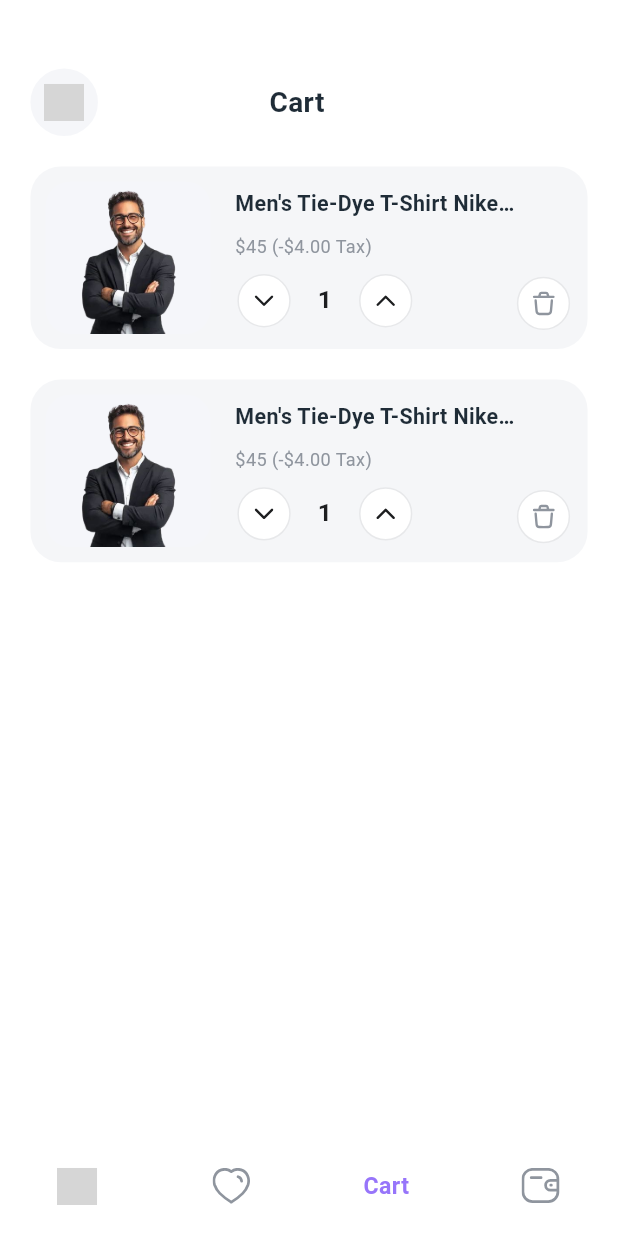
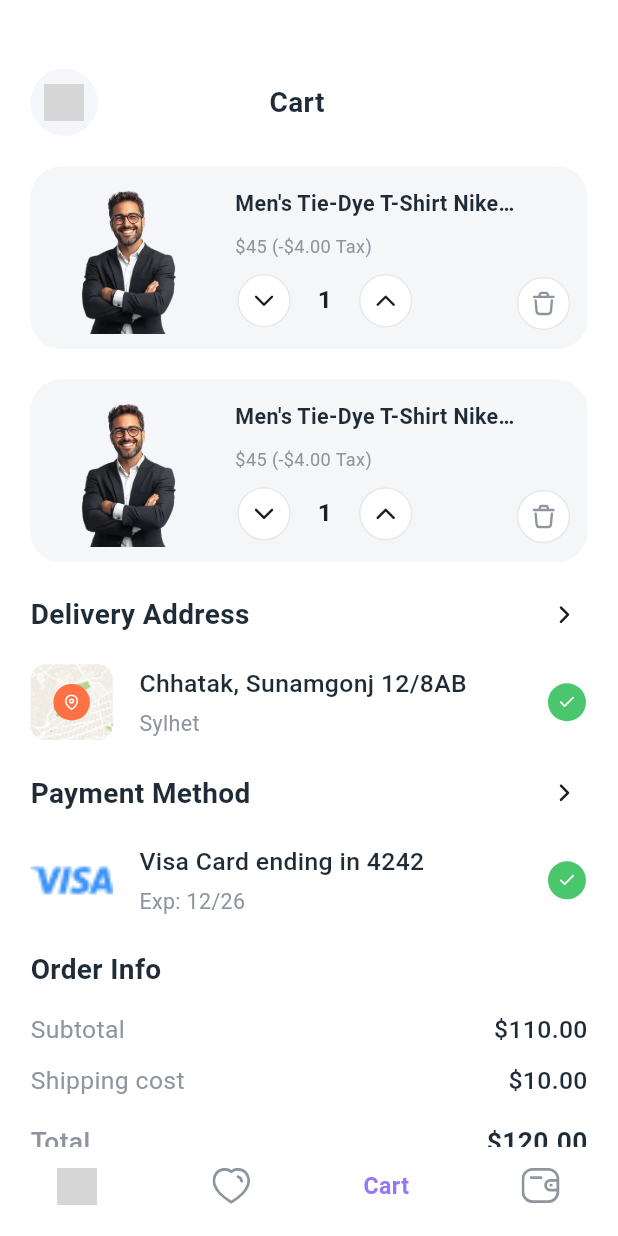
Before and after one commit to omar-alhallaq1/laza_ecommerce_app, a Flutter app: the MainScreen screen opened by its route, item 3 of the bottom bar chosen, on a phone screen of 412 x 824 dp. Run offline on Flutter 3.47's test engine with Material 3 defaults, Android fonts, the light colour scheme and no system bars; our stand-ins replace cached_network_image, flutter_rating_bar, flutter_screenutil, flutter_svg, gap, go_router and 4 more; grey boxes are pictures that could not be loaded.

Commit message:
Refactor Cart Screen: Replace CartItemCard with Custom Widgets
- Removed CartItemCard and replaced it with CustomCartItemCard.
- Introduced CustomDeliveryAddressCard and CustomOrderInfoSection for better modularity.
- Updated asset references in app_assets.dart for new icons.
- Added new icons: arrowright.svg, checksvg.svg, locationsvg.svg.
- Enhanced OrderInfoSection to display order details.
- Improved layout and styling for better user experience.

```diff
--- a/lib/core/features/cart_screen/cart_screen.dart
+++ b/lib/core/features/cart_screen/cart_screen.dart
@@ -2,10 +2,14 @@ import 'package:flutter/material.dart';
 import 'package:flutter_screenutil/flutter_screenutil.dart';
 import 'package:flutter_svg/svg.dart';
 import 'package:gap/gap.dart';
-import 'package:laza_ecommerce_app/core/features/cart_screen/widgets/cart_item_card.dart';
+import 'package:laza_ecommerce_app/core/features/cart_screen/widgets/custom_cart_item_card.dart';
+import 'package:laza_ecommerce_app/core/features/cart_screen/widgets/custom_delivery_address_card.dart';
+import 'package:laza_ecommerce_app/core/features/cart_screen/widgets/custom_order_info_section.dart';
 import 'package:laza_ecommerce_app/core/styling/app_assets.dart';
+import 'package:laza_ecommerce_app/core/styling/app_colors.dart';
 import 'package:laza_ecommerce_app/core/styling/app_styles.dart';
 import 'package:laza_ecommerce_app/core/wedgets/custom_back_button_widget.dart';
+import 'package:laza_ecommerce_app/core/wedgets/primary_button_wedgit.dart';
 
 class CartScreen extends StatefulWidget {
   const CartScreen({super.key});
@@ -66,8 +70,43 @@ class _CartScreenState extends State<CartScreen> {
                     onDecrement: () {},
                     onDelete: () {},
                   ),
+                  Gap(20.h),
+                  InfoCardWidget(
+                    sectionTitle: "Delivery Address",
+                    title: "Chhatak, Sunamgonj 12/8AB",
+                    subtitle: "Sylhet",
+                    imageUrl: AppAssets.mapimage,
+                    showPinIcon: true,
+                    onTap: () {},
+                  ),
+                  Gap(20.h),
+                  InfoCardWidget(
+                    sectionTitle: "Payment Method",
+                    title: "Visa Card ending in 4242",
+                    subtitle: "Exp: 12/26",
+                    imageUrl: AppAssets.vicaimage,
+                    showPinIcon: false,
+
+                    onTap: () {},
+                  ),
+                  Gap(20.h),
+
+                  OrderInfoSection(subtotal: 110.0, shippingCost: 10.0),
                 ],
               ),
+            ),
+            Gap(24.h),
+            PrimaryButtonwidget(
+              width: double.infinity,
+              height: 75.h,
+              borderradius: 0.r,
+              fontsize: 20.sp,
+              buttontext: "Checkout",
+              buttoncolor: AppColors.primarycolor,
+              textColor: AppColors.whitecolor,
+              onpress: () {
+                //   GoRouter.of(context).pushNamed(AppRoutes.mainscreen);
+              },
             ),
           ],
         ),
--- /dev/null
+++ b/lib/core/features/cart_screen/widgets/custom_delivery_address_card.dart
@@ -0,0 +1,155 @@
+import 'package:flutter/material.dart';
+import 'package:flutter_screenutil/flutter_screenutil.dart';
+import 'package:flutter_svg/flutter_svg.dart';
+import 'package:gap/gap.dart';
+import 'package:laza_ecommerce_app/core/styling/app_assets.dart';
+import 'package:laza_ecommerce_app/core/styling/app_colors.dart';
+import 'package:laza_ecommerce_app/core/styling/app_styles.dart';
+
+class InfoCardWidget extends StatelessWidget {
+  final String sectionTitle;
+  final String title;
+  final String subtitle;
+  final String imageUrl;
+  final bool showPinIcon;
+  final bool isSelected;
+  final VoidCallback? onTap;
+
+  const InfoCardWidget({
+    super.key,
+    required this.sectionTitle,
+    required this.title,
+    required this.subtitle,
+    required this.imageUrl,
+    this.showPinIcon = false, // القيمة الافتراضية false عشان لو فيزا ما تظهرش
+    this.isSelected = true,
+    this.onTap,
+  });
+
+  @override
+  Widget build(BuildContext context) {
+    return Column(
+      crossAxisAlignment: CrossAxisAlignment.start,
+      children: [
+        Row(
+          children: [
+            Text(
+              sectionTitle,
+              style: AppStyles.black28boldstyle.copyWith(fontSize: 17.sp),
+            ),
+            const Spacer(),
+            Material(
+              color: Colors.transparent,
+              child: InkWell(
+                onTap: onTap,
+                borderRadius: BorderRadius.circular(20.r),
+                child: Padding(
+                  padding: EdgeInsets.all(6.w),
+                  child: SvgPicture.asset(
+                    AppAssets.arrowright,
+                    width: 16.w,
+                    height: 16.h,
+                  ),
+                ),
+              ),
+            ),
+          ],
+        ),
+
+        Gap(18.h),
+
+        // 2. كرت التفاصيل السفلي
+        Row(
+          children: [
+            Container(
+              width: 50.w,
+              height: 50.h,
+              decoration: BoxDecoration(
+                borderRadius: BorderRadius.circular(10.r),
+                image: DecorationImage(
+                  image: AssetImage(imageUrl), // عرض صورة الخريطة أو الفيزا
+                  fit: BoxFit.cover,
+                ),
+              ),
+              // الفحص: إذا showPinIcon بـ true، اعرض الدائرة البرتقالية، وإذا false حط كونتينر فارغ بحجم صفر
+              child: showPinIcon
+                  ? Center(
+                      child: Container(
+                        width: 24.w,
+                        height: 24.h,
+                        decoration: const BoxDecoration(
+                          shape: BoxShape.circle,
+                          color: AppColors.orangecolor,
+                        ),
+                        child: Center(
+                          child: SvgPicture.asset(
+                            AppAssets.locationsvg,
+                            width: 12.w,
+                            height: 12.h,
+                            colorFilter: const ColorFilter.mode(
+                              Colors.white,
+                              BlendMode.srcIn,
+                            ),
+                          ),
+                        ),
+                      ),
+                    )
+                  : const SizedBox.shrink(),
+            ),
+
+            Gap(16.w),
+
+            // تفاصيل النصوص
+            Expanded(
+              child: Column(
+                crossAxisAlignment: CrossAxisAlignment.start,
+                children: [
+                  Text(
+                    title,
+                    maxLines: 1,
+                    overflow: TextOverflow.ellipsis,
+                    style: AppStyles.black28boldstyle.copyWith(
+                      fontSize: 15.sp,
+                      fontWeight: FontWeight.w500,
+                    ),
+                  ),
+                  Gap(4.h),
+                  Text(
+                    subtitle,
+                    maxLines: 1,
+                    overflow: TextOverflow.ellipsis,
+                    style: AppStyles.gry13meduemstyle.copyWith(fontSize: 13.sp),
+                  ),
+                ],
+              ),
+            ),
+
+            Gap(12.w),
+
+            // 3. علامة الصح في حال كان الكرت مختاراً
+            if (isSelected)
+              Container(
+                width: 25.w,
+                height: 25.h,
+                decoration: const BoxDecoration(
+                  color: AppColors.green,
+                  shape: BoxShape.circle,
+                ),
+                child: Center(
+                  child: SvgPicture.asset(
+                    AppAssets.checksvg,
+                    width: 12.w,
+                    height: 12.h,
+                    colorFilter: const ColorFilter.mode(
+                      Colors.white,
+                      BlendMode.srcIn,
+                    ),
+                  ),
+                ),
+              ),
+          ],
+        ),
+      ],
+    );
+  }
+}
--- /dev/null
+++ b/lib/core/features/cart_screen/widgets/custom_order_info_row.dart
@@ -0,0 +1,39 @@
+import 'package:flutter/material.dart';
+import 'package:flutter_screenutil/flutter_screenutil.dart';
+import 'package:laza_ecommerce_app/core/styling/app_styles.dart';
+
+class OrderInfoRow extends StatelessWidget {
+  final String label;
+  final String value;
+  final bool isTotal;
+
+  const OrderInfoRow({
+    super.key,
+    required this.label,
+    required this.value,
+    this.isTotal = false,
+  });
+
+  @override
+  Widget build(BuildContext context) {
+    return Row(
+      mainAxisAlignment: MainAxisAlignment.spaceBetween,
+      children: [
+        Text(
+          label,
+          style: AppStyles.gry13meduemstyle.copyWith(
+            fontSize: isTotal ? 16.sp : 15.sp,
+            fontWeight: isTotal ? FontWeight.w500 : FontWeight.w400,
+          ),
+        ),
+        Text(
+          value,
+          style: AppStyles.black28boldstyle.copyWith(
+            fontSize: isTotal ? 16.sp : 15.sp,
+            fontWeight: isTotal ? FontWeight.w600 : FontWeight.w500,
+          ),
+        ),
+      ],
+    );
+  }
+}
--- /dev/null
+++ b/lib/core/features/cart_screen/widgets/custom_order_info_section.dart
@@ -0,0 +1,55 @@
+import 'package:flutter/material.dart';
+import 'package:flutter_screenutil/flutter_screenutil.dart';
+import 'package:gap/gap.dart';
+import 'package:laza_ecommerce_app/core/features/cart_screen/widgets/custom_order_info_row.dart';
+import 'package:laza_ecommerce_app/core/styling/app_styles.dart';
+
+class OrderInfoSection extends StatelessWidget {
+  final double subtotal;
+  final double shippingCost;
+
+  const OrderInfoSection({
+    super.key,
+    required this.subtotal,
+    required this.shippingCost,
+  });
+
+  @override
+  Widget build(BuildContext context) {
+    final total = subtotal + shippingCost;
+
+    return Column(
+      crossAxisAlignment: CrossAxisAlignment.start,
+      children: [
+        Text(
+          'Order Info',
+          style: AppStyles.black28boldstyle.copyWith(
+            fontSize: 17.sp,
+            fontWeight: FontWeight.w600,
+          ),
+        ),
+        Gap(15.h),
+
+        OrderInfoRow(
+          label: 'Subtotal',
+          value: '\$${subtotal.toStringAsFixed(2)}',
+        ),
+
+        Gap(10.h),
+
+        OrderInfoRow(
+          label: 'Shipping cost',
+          value: '\$${shippingCost.toStringAsFixed(2)}',
+        ),
+
+        Gap(15.h),
+
+        OrderInfoRow(
+          label: 'Total',
+          value: '\$${total.toStringAsFixed(2)}',
+          isTotal: true,
+        ),
+      ],
+    );
+  }
+}
--- a/lib/core/styling/app_assets.dart
+++ b/lib/core/styling/app_assets.dart
@@ -27,4 +27,23 @@ class AppAssets {
   static const String delete = "${iconpath}delete.svg";
   static const String arrowup = "${iconpath}arrowup.svg";
   static const String arrowdown = "${iconpath}arrowdown.svg";
+  static const String arrowright = "${iconpath}arrowright.svg";
+  static const String locationsvg = "${iconpath}locationsvg.svg";
+  static const String mapimage = "${imagepath}mapimage.png";
+  static const String checksvg = "${iconpath}checksvg.svg";
+  static const String vicaimage = "${imagepath}vicaimage.png";
+  // static const String checksvg3 = "${iconpath}checksvg3.svg";
+  // static const String checksvg4 = "${iconpath}checksvg4.svg";
+  // static const String checksvg5 = "${iconpath}checksvg5.svg";
+  // static const String checksvg6 = "${iconpath}checksvg6.svg";
+  // static const String checksvg7 = "${iconpath}checksvg7.svg";
+  // static const String checksvg8 = "${iconpath}checksvg8.svg";
+  // static const String checksvg9 = "${iconpath}checksvg9.svg";
+  // static const String checksvg10 = "${iconpath}checksvg10.svg";
+  // static const String checksvg11 = "${iconpath}checksvg11.svg";
+  // static const String checksvg12 = "${iconpath}checksvg12.svg";
+  // static const String checksvg13 = "${iconpath}checksvg13.svg";
+  // static const String checksvg14 = "${iconpath}checksvg14.svg";
+  // static const String checksvg15 = "${iconpath}checksvg15.svg";
+  // static const String checksvg16 = "${iconpath}checksvg16.svg";
 }
--- a/lib/core/styling/app_colors.dart
+++ b/lib/core/styling/app_colors.dart
@@ -9,4 +9,5 @@ class AppColors {
   static const Color orangecolor = Color(0xffFF7043);
   static const Color brightOrange = Color(0xffFF981F);
   static const Color lightgray = Color(0xFFF5F6F8);
+  static const Color green = Color(0xFF4AC76D);
 }
```
Also changed, not shown: assets/icon/arrowright.svg (added), assets/icon/checksvg.svg (added), assets/icon/locationsvg.svg (added), assets/image/mapimage.png (added), assets/image/vicaimage.png (added), lib/core/features/cart_screen/widgets/custom_cart_item_card.dart (renamed from lib/core/features/cart_screen/widgets/cart_item_card.dart).
